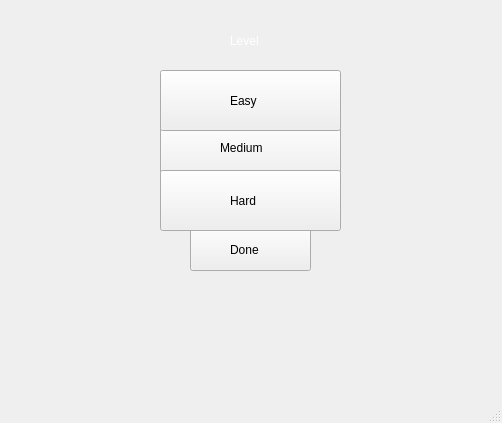
The window that selectlevel.ui (GY-code/Bejeweled-2021) describes before a commit, drawn with Qt 5.
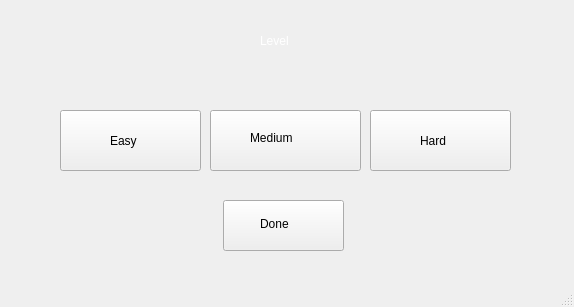
The same window after the commit. Icons and pictures are not drawn.

Commit message: 难度选择界面更新

The edit to the form file:
```diff
--- a/selectlevel.ui
+++ b/selectlevel.ui
@@ -6,8 +6,8 @@
    <rect>
     <x>0</x>
     <y>0</y>
-    <width>502</width>
-    <height>423</height>
+    <width>574</width>
+    <height>307</height>
    </rect>
   </property>
   <property name="windowTitle">
@@ -17,8 +17,8 @@
    <widget class="QPushButton" name="DoneB">
     <property name="geometry">
      <rect>
-      <x>190</x>
-      <y>220</y>
+      <x>223</x>
+      <y>200</y>
       <width>121</width>
       <height>51</height>
      </rect>
@@ -33,9 +33,9 @@
    <widget class="QPushButton" name="level2B">
     <property name="geometry">
      <rect>
-      <x>160</x>
-      <y>120</y>
-      <width>181</width>
+      <x>210</x>
+      <y>110</y>
+      <width>151</width>
       <height>61</height>
      </rect>
     </property>
@@ -49,8 +49,8 @@
    <widget class="QLabel" name="DoneL">
     <property name="geometry">
      <rect>
-      <x>230</x>
-      <y>239</y>
+      <x>260</x>
+      <y>213</y>
       <width>101</width>
       <height>21</height>
      </rect>
@@ -66,9 +66,9 @@
    <widget class="QLabel" name="level2L">
     <property name="geometry">
      <rect>
-      <x>220</x>
-      <y>140</y>
-      <width>121</width>
+      <x>250</x>
+      <y>130</y>
+      <width>81</width>
       <height>16</height>
      </rect>
     </property>
@@ -83,9 +83,9 @@
    <widget class="QPushButton" name="level3B">
     <property name="geometry">
      <rect>
-      <x>160</x>
-      <y>170</y>
-      <width>181</width>
+      <x>370</x>
+      <y>110</y>
+      <width>141</width>
       <height>61</height>
      </rect>
     </property>
@@ -99,9 +99,9 @@
    <widget class="QPushButton" name="level1B">
     <property name="geometry">
      <rect>
-      <x>160</x>
-      <y>70</y>
-      <width>181</width>
+      <x>60</x>
+      <y>110</y>
+      <width>141</width>
       <height>61</height>
      </rect>
     </property>
@@ -115,9 +115,9 @@
    <widget class="QLabel" name="level3L">
     <property name="geometry">
      <rect>
-      <x>230</x>
-      <y>190</y>
-      <width>121</width>
+      <x>420</x>
+      <y>130</y>
+      <width>51</width>
       <height>21</height>
      </rect>
     </property>
@@ -132,9 +132,9 @@
    <widget class="QLabel" name="level1L">
     <property name="geometry">
      <rect>
-      <x>230</x>
-      <y>90</y>
-      <width>141</width>
+      <x>110</x>
+      <y>130</y>
+      <width>51</width>
       <height>21</height>
      </rect>
     </property>
@@ -151,7 +151,7 @@
      <rect>
       <x>170</x>
       <y>20</y>
-      <width>161</width>
+      <width>231</width>
       <height>51</height>
      </rect>
     </property>
@@ -165,7 +165,7 @@
    <widget class="QLabel" name="label_2">
     <property name="geometry">
      <rect>
-      <x>230</x>
+      <x>260</x>
       <y>20</y>
       <width>91</width>
       <height>41</height>
```
Left out of the diff: 10 changed lines with no effect on the pictures. The commit also changes 4 other files.
